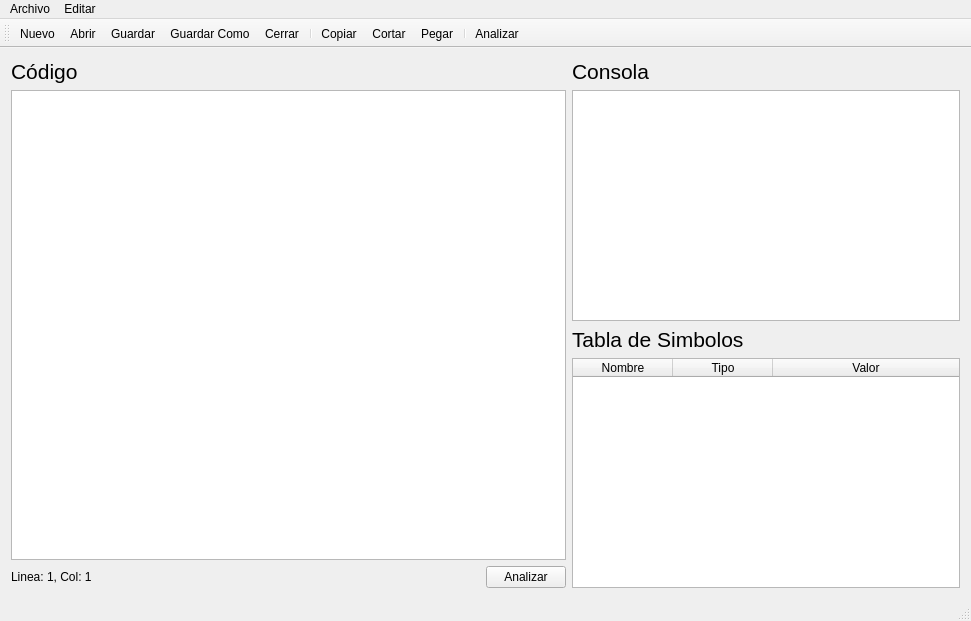
Old version of the form mainwindow.ui in the repository jesusgp22/Prism-geom.
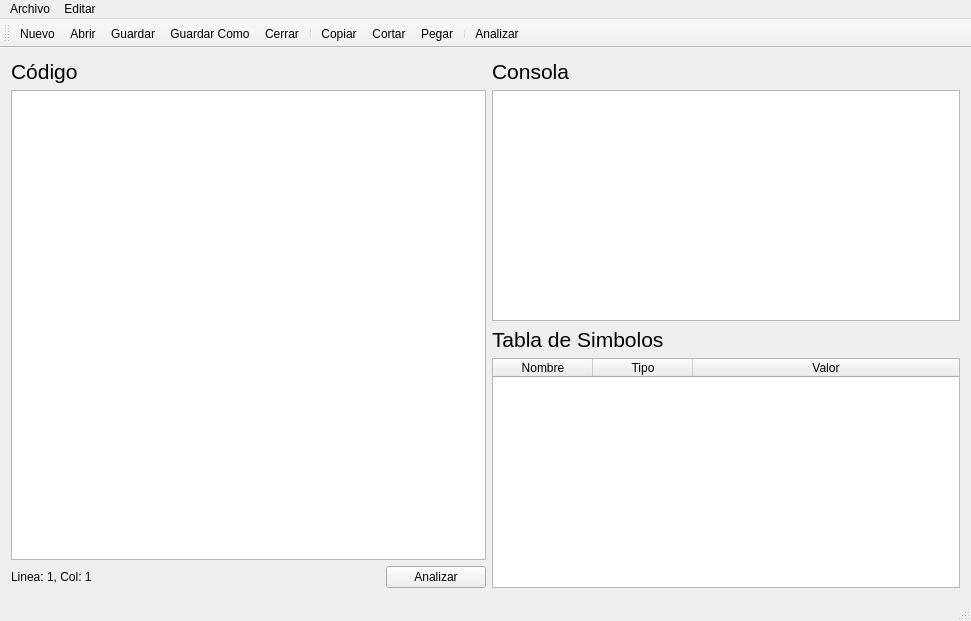
New version of the form. Icons and pictures are not drawn.

```diff
--- a/mainwindow.ui
+++ b/mainwindow.ui
@@ -71,24 +71,14 @@
           </property>
          </widget>
         </item>
-        <item>
-         <spacer name="horizontalSpacer">
-          <property name="orientation">
-           <enum>Qt::Horizontal</enum>
-          </property>
-          <property name="sizeType">
-           <enum>QSizePolicy::Minimum</enum>
-          </property>
-          <property name="sizeHint" stdset="0">
-           <size>
-            <width>388</width>
-            <height>20</height>
-           </size>
-          </property>
-         </spacer>
-        </item>
         <item>
          <widget class="QPushButton" name="pushButton">
+          <property name="maximumSize">
+           <size>
+            <width>100</width>
+            <height>16777215</height>
+           </size>
+          </property>
           <property name="text">
            <string>Analizar</string>
           </property>
```
Left out of the diff: 2 changed lines with no effect on the pictures.
